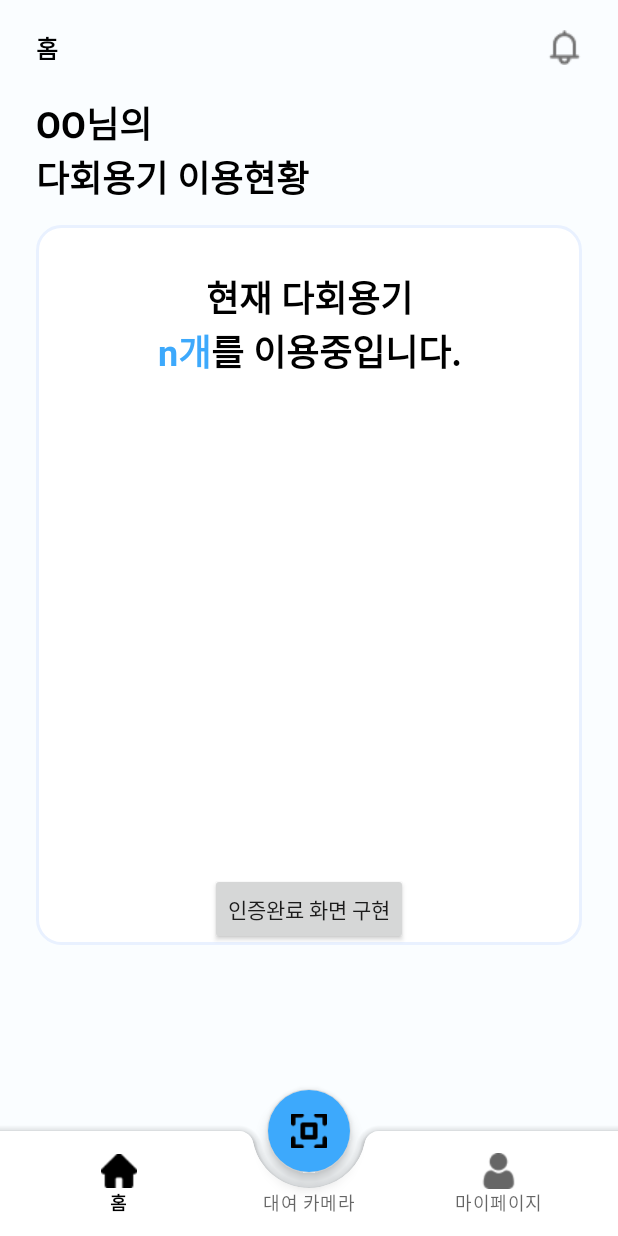
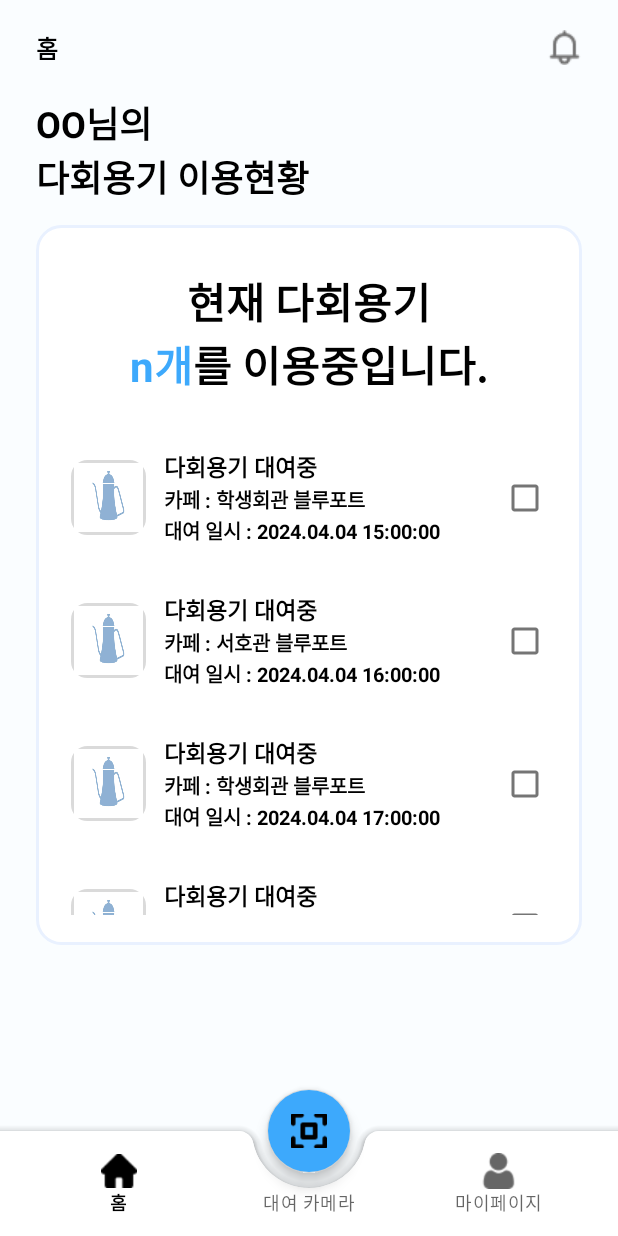
Before and after one commit to Team-SWAcademy/SWAcademy-Android, an Android app: the screen it shows after launch (MainActivity), on a phone screen of 412 x 824 dp. Run offline under Robolectric (Android 15) with nearby library versions, the phone set to English and light mode, and no system bars; our stand-ins replace Dagger/Hilt's generated code, data binding; libraries missing offline, so code that uses them is left out: com.google.zxing.integration, com.journeyapps.barcodescanner; pictures from the network do not load.

Commit message:
[UI/#7] 다회용기 대여현황 리스트 item 구현

```diff
--- /dev/null
+++ b/app/src/main/java/com/example/swacademy_android/data/model/response/ListResponseDto.kt
@@ -0,0 +1,26 @@
+package com.example.swacademy_android.data.model.response
+
+import kotlinx.serialization.SerialName
+import kotlinx.serialization.Serializable
+
+@Serializable
+data class ListResponseDto(
+    @SerialName("status")
+    val status: Int,
+    @SerialName("message")
+    val message: String,
+    @SerialName("data")
+    val data: ListData
+) {
+    @Serializable
+    data class ListData(
+        @SerialName("idx")
+        val idx: Int?,
+        @SerialName("cafe_name")
+        val cafeName: String?,
+        @SerialName("rental_time")
+        val rentalTime: String?,
+        @SerialName("cafe_thumbnail")
+        val cafeThumbnail: String?
+    )
+}
--- a/app/src/main/java/com/example/swacademy_android/presentation/HomeFragment.kt
+++ /dev/null
@@ -1,26 +0,0 @@
-package com.example.swacademy_android.presentation
-
-import android.content.Intent
-import android.os.Bundle
-import android.util.Log
-import android.view.LayoutInflater
-import android.view.View
-import android.view.ViewGroup
-import com.example.swacademy_android.R
-import com.example.swacademy_android.databinding.FragmentHomeBinding
-import com.example.swacademy_android.util.BindingFragment
-import dagger.hilt.android.AndroidEntryPoint
-
-@AndroidEntryPoint
-class HomeFragment  : BindingFragment<FragmentHomeBinding> (R.layout.fragment_home) {
-    override fun onViewCreated(view: View, savedInstanceState: Bundle?) {
-        super.onViewCreated(view, savedInstanceState)
-        clickCertificationBtn()
-    }
-
-    private fun clickCertificationBtn() {
-       binding.btnCertifiedCompletion.setOnClickListener{
-            startActivity(Intent(requireActivity(),CertifiedCompletionActivity::class.java))
-        }
-    }
-}
--- a/app/src/main/java/com/example/swacademy_android/presentation/MainActivity.kt
+++ b/app/src/main/java/com/example/swacademy_android/presentation/MainActivity.kt
@@ -2,22 +2,51 @@ package com.example.swacademy_android.presentation
 
 import android.content.Context
 import android.content.Intent
-import androidx.appcompat.app.AppCompatActivity
 import android.os.Bundle
+import android.widget.Toast
 import androidx.fragment.app.Fragment
 import com.example.swacademy_android.R
 import com.example.swacademy_android.databinding.ActivityMainBinding
+import com.example.swacademy_android.presentation.home.HomeFragment
 import com.example.swacademy_android.util.BindingActivity
+import com.google.zxing.integration.android.IntentIntegrator
+import com.journeyapps.barcodescanner.ScanContract
+import com.journeyapps.barcodescanner.ScanIntentResult
+import com.journeyapps.barcodescanner.ScanOptions
 import dagger.hilt.android.AndroidEntryPoint
 
 @AndroidEntryPoint
 class MainActivity : BindingActivity<ActivityMainBinding>(R.layout.activity_main) {
     private lateinit var context: Context
+    private val qrCodeIntentIntegrator = IntentIntegrator(this)
+
     override fun onCreate(savedInstanceState: Bundle?) {
         super.onCreate(savedInstanceState)
         context = this
         initMainView()
         setBottomNavigation()
+        clickQrScannerBtn()
+    }
+
+    private val qrCodeLauncher = registerForActivityResult(ScanContract()) {
+        result : ScanIntentResult ->
+        if (result.contents == null) {
+            Toast.makeText (this, "Cancelled" , Toast.LENGTH_LONG).show()
+        }
+        else {
+            Toast.makeText (this, "Scanned:" + result.contents, Toast.LENGTH_LONG).show()
+        }
+    }
+
+    private fun clickQrScannerBtn(){
+        binding.fabCamera.setOnClickListener {
+            val options = ScanOptions()
+            options.apply{
+                setOrientationLocked(false)
+                setPrompt("화면에 QR코드를 스캔해주세요")
+            }
+            qrCodeLauncher.launch(options)
+        }
     }
 
     private fun setBottomNavigation() {
--- /dev/null
+++ b/app/src/main/java/com/example/swacademy_android/presentation/home/HomeFragment.kt
@@ -0,0 +1,48 @@
+package com.example.swacademy_android.presentation.home
+
+import android.content.Intent
+import android.content.res.ColorStateList
+import android.os.Bundle
+import android.util.Log
+import android.view.LayoutInflater
+import android.view.View
+import android.view.ViewGroup
+import androidx.core.content.ContextCompat
+import androidx.fragment.app.viewModels
+import com.example.swacademy_android.R
+import com.example.swacademy_android.data.model.response.ListResponseDto
+import com.example.swacademy_android.databinding.FragmentHomeBinding
+import com.example.swacademy_android.presentation.MainActivity
+import com.example.swacademy_android.util.BindingFragment
+import dagger.hilt.android.AndroidEntryPoint
+
+@AndroidEntryPoint
+class HomeFragment : BindingFragment<FragmentHomeBinding>(R.layout.fragment_home),
+    RentalListAdapter.OnCheckedChangeListener {
+
+    private lateinit var rentalListAdapter: RentalListAdapter
+    private val viewModel by viewModels<HomeViewModel>()
+    override fun onViewCreated(view: View, savedInstanceState: Bundle?) {
+        super.onViewCreated(view, savedInstanceState)
+        setRentalList()
+    }
+
+    override fun onCheckedChange(position: Int, isChecked: Boolean) {
+    }
+
+    private fun setRentalList() {
+        var tempList: MutableList<ListResponseDto.ListData> = mutableListOf()
+        tempList.apply {
+            add(ListResponseDto.ListData(1, "학생회관 블루포트", "2024.04.04 15:00:00", "ㅇㅇ"))
+            add(ListResponseDto.ListData(2, "서호관 블루포트", "2024.04.04 16:00:00", "ㅇㅇ"))
+            add(ListResponseDto.ListData(3, "학생회관 블루포트", "2024.04.04 17:00:00", "ㅇㅇ"))
+            add(ListResponseDto.ListData(4, "서호관 블루포트", "2024.04.04 18:00:00", "ㅇㅇ"))
+            add(ListResponseDto.ListData(5, "서호관 블루포트", "2024.04.05 18:00:00", "ㅇㅇ"))
+            add(ListResponseDto.ListData(6, "학생회관 블루포트", "2024.04.06 18:00:00", "ㅇㅇ"))
+            add(ListResponseDto.ListData(7, "서호관 블루포트", "2024.04.07 18:00:00", "ㅇㅇ"))
+        }
+        rentalListAdapter = RentalListAdapter(this)
+        binding.rvRentalList.adapter = rentalListAdapter
+        rentalListAdapter.submitList(tempList)
+    }
+}
--- /dev/null
+++ b/app/src/main/java/com/example/swacademy_android/presentation/home/HomeViewModel.kt
@@ -0,0 +1,12 @@
+package com.example.swacademy_android.presentation.home
+
+import androidx.lifecycle.MutableLiveData
+import androidx.lifecycle.ViewModel
+import dagger.hilt.android.AndroidEntryPoint
+import dagger.hilt.android.lifecycle.HiltViewModel
+
+class HomeViewModel: ViewModel() {
+    var isChecked = MutableLiveData<Boolean>()
+    var checkedBoxIndexList = MutableLiveData<List<Int>>()
+
+}
--- /dev/null
+++ b/app/src/main/java/com/example/swacademy_android/presentation/home/RentalListAdapter.kt
@@ -0,0 +1,61 @@
+package com.example.swacademy_android.presentation.home
+
+import android.view.LayoutInflater
+import android.view.ViewGroup
+import android.widget.RadioGroup.OnCheckedChangeListener
+import androidx.recyclerview.widget.DiffUtil
+import androidx.recyclerview.widget.ListAdapter
+import androidx.recyclerview.widget.RecyclerView
+import coil.load
+import coil.transform.RoundedCornersTransformation
+import com.example.swacademy_android.data.model.response.ListResponseDto
+import com.example.swacademy_android.databinding.ItemCurrentRentalListBinding
+
+class RentalListAdapter(private val checkedListener : OnCheckedChangeListener) : ListAdapter<ListResponseDto.ListData,RentalListAdapter.ListViewHolder>(diffUtil) {
+    override fun onCreateViewHolder(parent: ViewGroup, viewType: Int): ListViewHolder {
+        val binding =
+            ItemCurrentRentalListBinding.inflate(LayoutInflater.from(parent.context), parent, false)
+        return ListViewHolder(binding)
+    }
+
+    override fun onBindViewHolder(holder: ListViewHolder, position: Int) {
+        holder.onBind(currentList[position], position)
+    }
+    inner class ListViewHolder(
+        private val binding : ItemCurrentRentalListBinding,
+    ) : RecyclerView.ViewHolder(binding.root) {
+        fun onBind(data: ListResponseDto.ListData, position:Int) {
+            with(binding) {
+                tvCafeNameContent.text = data.cafeName
+                tvRentalTimeContent.text = data.rentalTime
+                /*ivCafeThumbnail.load(data.cafeThumbnail){
+                    transformations(RoundedCornersTransformation(10f))
+                }*/
+                checkboxRentalCup.setOnCheckedChangeListener{ _, isChecked ->
+                    checkedListener.onCheckedChange(position,isChecked)
+                }
+            }
+        }
+    }
+
+    companion object {
+        val diffUtil = object : DiffUtil.ItemCallback<ListResponseDto.ListData>() {
+            override fun areItemsTheSame(
+                oldItem: ListResponseDto.ListData,
+                newItem: ListResponseDto.ListData
+            ): Boolean {
+                return oldItem.idx == newItem.idx
+            }
+
+            override fun areContentsTheSame(
+                oldItem: ListResponseDto.ListData,
+                newItem: ListResponseDto.ListData
+            ): Boolean {
+                return oldItem == newItem
+            }
+        }
+    }
+    interface OnCheckedChangeListener {
+        fun onCheckedChange(position: Int, isChecked: Boolean)
+    }
+}
--- /dev/null
+++ b/app/src/main/res/drawable/shape_white_fill_dadada_stroke_r10.xml
@@ -0,0 +1,7 @@
+<?xml version="1.0" encoding="utf-8"?>
+<shape xmlns:android="http://schemas.android.com/apk/res/android"
+    android:shape="rectangle">
+    <corners android:radius="10dp" />
+    <solid android:color="@color/white" />
+    <stroke android:color="@color/gray_DADADA" android:width="2dp" />
+</shape>
--- a/app/src/main/res/layout/fragment_home.xml
+++ b/app/src/main/res/layout/fragment_home.xml
@@ -1,5 +1,5 @@
 <?xml version="1.0" encoding="utf-8"?>
-<layout>
+<layout xmlns:tools="http://schemas.android.com/tools">
 <androidx.constraintlayout.widget.ConstraintLayout xmlns:android="http://schemas.android.com/apk/res/android"
     android:layout_width="match_parent"
     android:layout_height="match_parent"
@@ -53,14 +53,17 @@
         app:layout_constraintStart_toStartOf="parent"
         android:layout_marginStart="24dp"
         android:text="다회용기 이용현황"/>
+<androidx.core.widget.NestedScrollView
+    android:layout_width="match_parent"
+    android:layout_height="wrap_content"
+    app:layout_constraintTop_toBottomOf="@id/tv_current"
+    android:layout_marginHorizontal="24dp"
+    android:layout_marginTop="14dp">
 
     <androidx.constraintlayout.widget.ConstraintLayout
         android:layout_width="match_parent"
         android:layout_height="wrap_content"
         android:minHeight="480dp"
-        app:layout_constraintTop_toBottomOf="@id/tv_current"
-        android:layout_marginHorizontal="24dp"
-        android:layout_marginTop="14dp"
         android:background="@drawable/shape_fill_white_e9f1ff_stroke_r16_rect">
 
         <TextView
@@ -75,10 +78,11 @@
             android:layout_marginHorizontal="24dp"
             android:layout_marginTop="30dp"
             android:textStyle="bold"
-            android:textSize="24sp"/>
+            android:textSize="28sp"/>
 
 
         <LinearLayout
+            android:id="@+id/layout_current_rental_cup_count"
             android:layout_width="wrap_content"
             android:layout_height="wrap_content"
             app:layout_constraintTop_toBottomOf="@id/tv_current_title"
@@ -94,7 +98,7 @@
                 android:textColor="@color/blue_3DA9FC"
                 android:layout_marginStart="24dp"
                 android:textStyle="bold"
-                android:textSize="24sp"/>
+                android:textSize="28sp"/>
 
             <TextView
                 android:id="@+id/tv_current_content"
@@ -104,22 +108,30 @@
                 android:textColor="@color/black"
                 android:layout_marginEnd="24dp"
                 android:textStyle="bold"
-                android:textSize="24sp"/>
+                android:textSize="28sp"/>
 
         </LinearLayout>
 
-        <androidx.appcompat.widget.AppCompatButton
-            android:id="@+id/btn_certified_completion"
-            android:layout_width="wrap_content"
-            android:layout_height="wrap_content"
-            android:text="인증완료 화면 구현"
+        <androidx.recyclerview.widget.RecyclerView
+            android:id="@+id/rv_rental_list"
+            android:layout_width="match_parent"
+            android:layout_height="0dp"
+            app:layout_constraintTop_toBottomOf="@id/layout_current_rental_cup_count"
+            app:layout_constraintStart_toStartOf="parent"
+            app:layout_constraintEnd_toEndOf="parent"
             app:layout_constraintBottom_toBottomOf="parent"
-            app:layout_constraintStart_toStartOf="parent"
-            app:layout_constraintEnd_toEndOf="parent"/>
+            android:layout_marginHorizontal="8dp"
+            android:layout_marginTop="20dp"
+            android:layout_marginBottom="20dp"
+            app:layoutManager="androidx.recyclerview.widget.LinearLayoutManager"
+            tools:listitem="@layout/item_current_rental_list"/>
 
 
     </androidx.constraintlayout.widget.ConstraintLayout>
 
 
+
+</androidx.core.widget.NestedScrollView>
+
 </androidx.constraintlayout.widget.ConstraintLayout>
 </layout>
--- a/app/src/main/res/layout/item_current_use_list.xml
+++ b/app/src/main/res/layout/item_current_rental_list.xml
@@ -1,4 +1,5 @@
 <?xml version="1.0" encoding="utf-8"?>
+<layout>
 <androidx.constraintlayout.widget.ConstraintLayout xmlns:android="http://schemas.android.com/apk/res/android"
     xmlns:app="http://schemas.android.com/apk/res-auto"
     android:layout_width="match_parent"
@@ -10,8 +11,11 @@
         android:layout_height="50dp"
         android:layout_marginVertical="15dp"
         android:layout_marginStart="15dp"
-        android:src="@drawable/ic_launcher_background"
+        android:src="@drawable/bg_blueport"
         app:layout_constraintBottom_toBottomOf="parent"
+        android:background="@drawable/shape_white_fill_dadada_stroke_r10"
+        android:scaleType="fitXY"
+        android:padding="2dp"
         app:layout_constraintStart_toStartOf="parent"
         app:layout_constraintTop_toTopOf="parent" />
 
@@ -100,3 +104,4 @@
 
 
 </androidx.constraintlayout.widget.ConstraintLayout>
+</layout>
--- a/app/src/main/res/values/colors.xml
+++ b/app/src/main/res/values/colors.xml
@@ -9,5 +9,6 @@
     <color name="gray_DADADA">#DADADA</color>
     <color name="blue_E9F1FF">#E9F1FF</color>
     <color name="blue_3DA9FC">#3DA9FC</color>
+    <color name="red_FA6A6A">#FA6A6A</color>
 
 </resources>
```
Also changed, not shown: app/src/main/AndroidManifest.xml (+9 -0 lines), app/src/main/res/drawable/bg_blueport.png (added).
